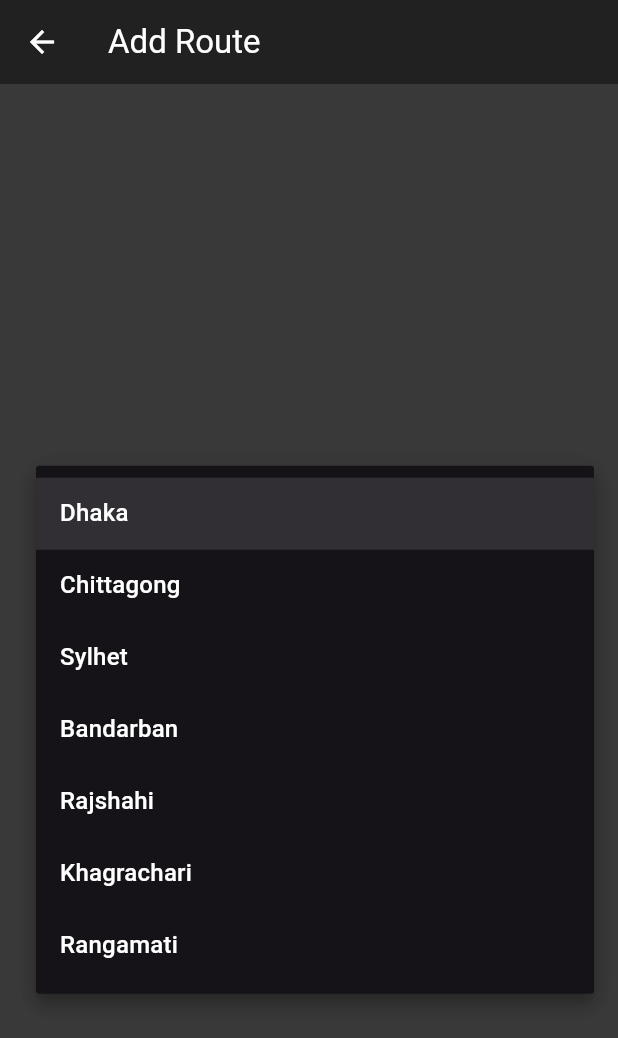
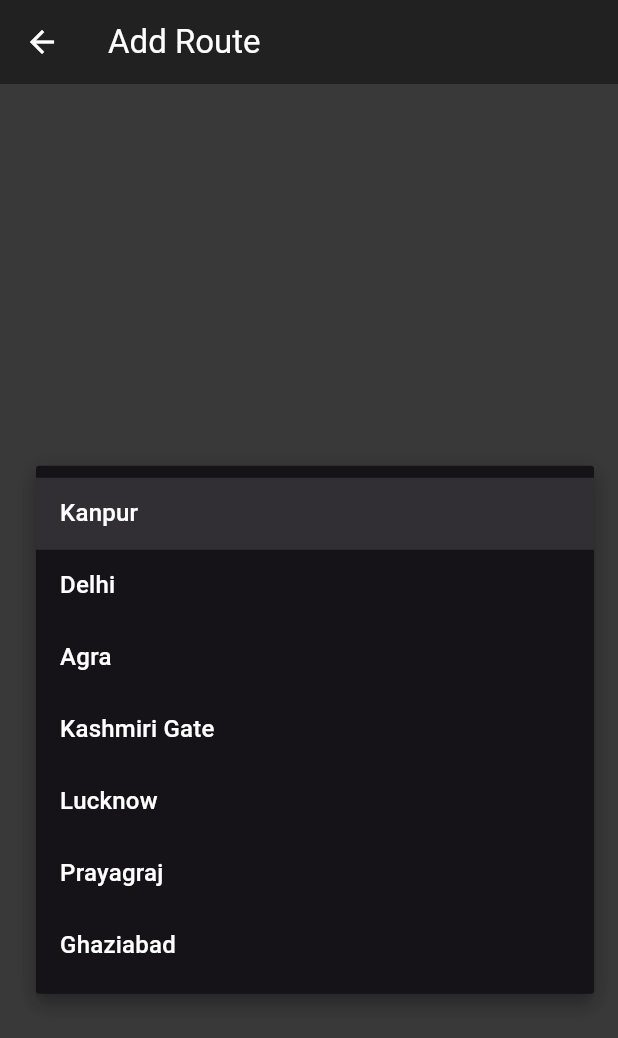
Before and after one commit to Aryanyadav99/Bus_Mate, a Flutter app: the AddRoutePage screen opened by its route, after a tap on "From", on a phone screen of 412 x 824 dp. Shown: the top 1038 px of the screen. Run offline on Flutter 3.47's test engine with Material 3 defaults, Android fonts, the phone set to English and light mode, and no system bars; our stand-ins replace google_fonts.

Commit message:
New Updates

```diff
--- a/lib/datasource/temp_db.dart
+++ b/lib/datasource/temp_db.dart
@@ -7,14 +7,14 @@ import '../utils/constants.dart';
 
 class TempDB {
   static List<Bus> tableBus = [
-    Bus(busId: 1, busName: 'Test Bus', busNumber: 'Test-0001', busType: busTypeACBusiness, totalSeat: 18),
-    Bus(busId: 2, busName: 'Test Bus', busNumber: 'Test-0002', busType: busTypeACEconomy, totalSeat: 32),
-    Bus(busId: 3, busName: 'Test Bus', busNumber: 'Test-0003', busType: busTypeNonAc, totalSeat: 40),
+    Bus(busId: 1, busName: 'Silver Comet Express', busNumber: 'AR-0001', busType: busTypeACBusiness, totalSeat: 18),
+    Bus(busId: 2, busName: 'Mountain Hopper', busNumber: 'AR-0002', busType: busTypeACEconomy, totalSeat: 32),
+    Bus(busId: 3, busName: 'FlashXpress', busNumber: 'AR-0003', busType: busTypeNonAc, totalSeat: 40),
   ];
 
   static List<BusRoute> tableRoute = [
-    BusRoute(routeId: 1, routeName: 'Dhaka-Sylhet', cityFrom: 'Dhaka', cityTo: 'Sylhet', distanceInKm: 250),
-    BusRoute(routeId: 2, routeName: 'Sylhet-Dhaka', cityFrom: 'Sylhet', cityTo: 'Dhaka', distanceInKm: 250),
+    BusRoute(routeId: 1, routeName: 'Kanpur-Delhi', cityFrom: 'Kanpur', cityTo: 'Delhi', distanceInKm: 495),
+    BusRoute(routeId: 2, routeName: 'Delhi-Agra', cityFrom: 'Delhi', cityTo: 'Agra', distanceInKm: 240),
   ];
   static List<BusSchedule> tableSchedule = [
     BusSchedule(scheduleId: 1, bus: tableBus[0], busRoute: tableRoute[0], departureTime: '18:00', ticketPrice: 2000,),
--- a/lib/main.dart
+++ b/lib/main.dart
@@ -28,7 +28,7 @@ class MyApp extends StatelessWidget {
   Widget build(BuildContext context) {
     return MaterialApp(
       debugShowCheckedModeBanner: false,
-      title: 'Flutter Demo',
+      title: 'Bus Mate',
       theme: ThemeData(
         colorScheme: ColorScheme.fromSeed(
           seedColor: Colors.deepPurple,
--- a/lib/utils/constants.dart
+++ b/lib/utils/constants.dart
@@ -1,4 +1,4 @@
-const String currency = '\$';
+const String currency = '₹';
 const String busTypeNonAc = 'NON-AC';
 const String busTypeACEconomy = 'AC-ECONOMY';
 const String busTypeACBusiness = 'AC-BUSINESS';
@@ -24,13 +24,13 @@ const String routeNameReservationPage = 'reservation';
 
 
 const cities = [
-  'Dhaka',
-  'Chittagong',
-  'Sylhet',
-  'Bandarban',
-  'Rajshahi',
-  'Khagrachari',
-  'Rangamati',
+  'Kanpur',
+  'Delhi',
+  'Agra',
+  'Kashmiri Gate',
+  'Lucknow',
+  'Prayagraj',
+  'Ghaziabad',
 ];
 
 enum ResponseStatus {
```
Also changed, not shown: 4 other files.
